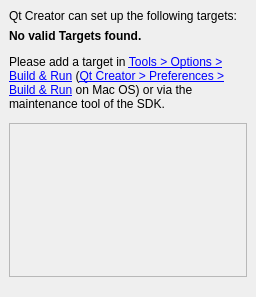
Before: the Qt Designer form src/plugins/qt4projectmanager/wizards/targetsetuppage.ui in qt-creator/qt-creator, drawn with Qt 5.
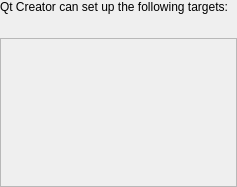
After: the same form once the commit is applied.

Commit message:
Fix margin errors in UI file
Simplify the whole file a bit while touching it

Diff of the .ui file:
```diff
--- a/src/plugins/qt4projectmanager/wizards/targetsetuppage.ui
+++ b/src/plugins/qt4projectmanager/wizards/targetsetuppage.ui
@@ -6,8 +6,8 @@
    <rect>
     <x>0</x>
     <y>0</y>
-    <width>256</width>
-    <height>297</height>
+    <width>237</width>
+    <height>187</height>
    </rect>
   </property>
   <property name="sizePolicy">
@@ -19,19 +19,13 @@
   <property name="windowTitle">
    <string>Set up Targets for Your Project</string>
   </property>
-  <layout class="QVBoxLayout" name="verticalLayout_3">
-   <property name="leftMargin">
-    <number>0</number>
-   </property>
-   <property name="topMargin">
-    <number>0</number>
-   </property>
-   <property name="rightMargin">
-    <number>0</number>
-   </property>
-   <item>
-    <widget class="QWidget" name="setupTargetPage" native="true">
      <layout class="QVBoxLayout" name="verticalLayout_2">
+   <property name="spacing">
+    <number>12</number>
+   </property>
+   <property name="margin">
+    <number>0</number>
+   </property>
       <item>
        <widget class="QLabel" name="descriptionLabel">
         <property name="sizePolicy">
@@ -51,16 +45,6 @@
         </property>
        </widget>
       </item>
-      <item>
-       <widget class="QLabel" name="noValidProfileLabel">
-        <property name="text">
-         <string>&lt;html&gt;&lt;head/&gt;&lt;body&gt;&lt;p&gt;&lt;span style=&quot; font-weight:600;&quot;&gt;No valid Targets found.&lt;/span&gt;&lt;/p&gt;&lt;p&gt;Please add a target in &lt;a href=&quot;buildandrun&quot;&gt;&lt;span style=&quot; text-decoration: underline; color:#0000ff;&quot;&gt;Tools &amp;gt; Options &amp;gt; Build &amp;amp; Run&lt;/span&gt;&lt;/a&gt; (&lt;a href=&quot;buildandrun&quot;&gt;&lt;span style=&quot; text-decoration: underline; color:#0000ff;&quot;&gt;Qt Creator &amp;gt; Preferences &amp;gt; Build &amp;amp; Run&lt;/span&gt;&lt;/a&gt; on Mac OS) or via the maintenance tool of the SDK.&lt;/p&gt;&lt;/body&gt;&lt;/html&gt;</string>
-        </property>
-        <property name="wordWrap">
-         <bool>true</bool>
-        </property>
-       </widget>
-      </item>
       <item>
        <widget class="QWidget" name="centralWidget" native="true">
         <property name="sizePolicy">
@@ -90,14 +74,11 @@
              <rect>
               <x>0</x>
               <y>0</y>
-              <width>230</width>
-              <height>81</height>
+           <width>233</width>
+           <height>120</height>
              </rect>
             </property>
            </widget>
-          </widget>
-         </item>
-        </layout>
        </widget>
       </item>
      </layout>
```
Lines whose indentation alone changed are shown as unchanged.
